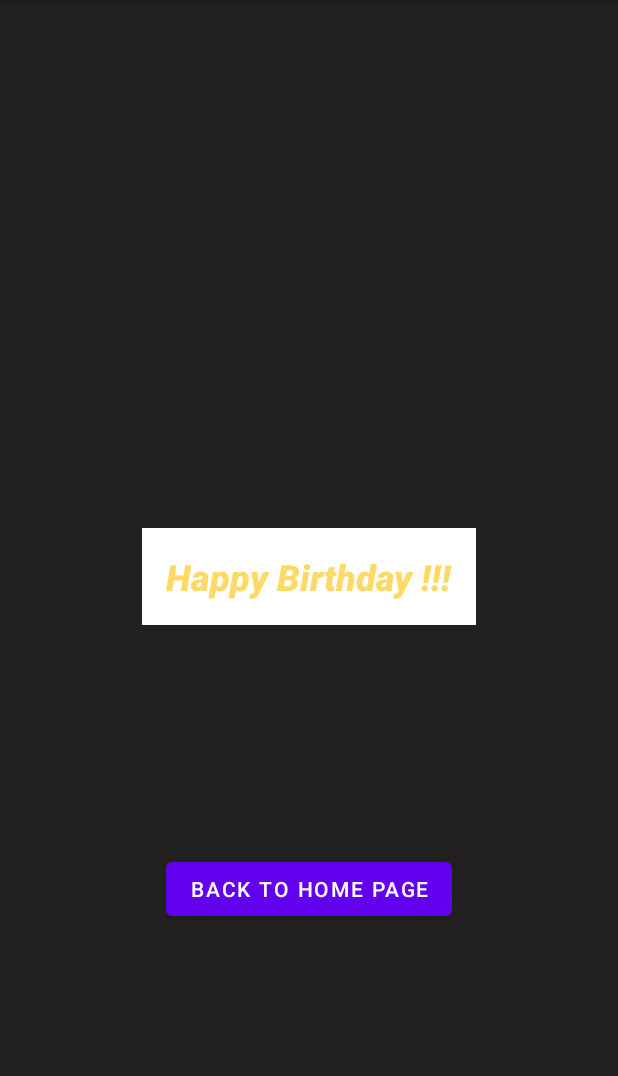
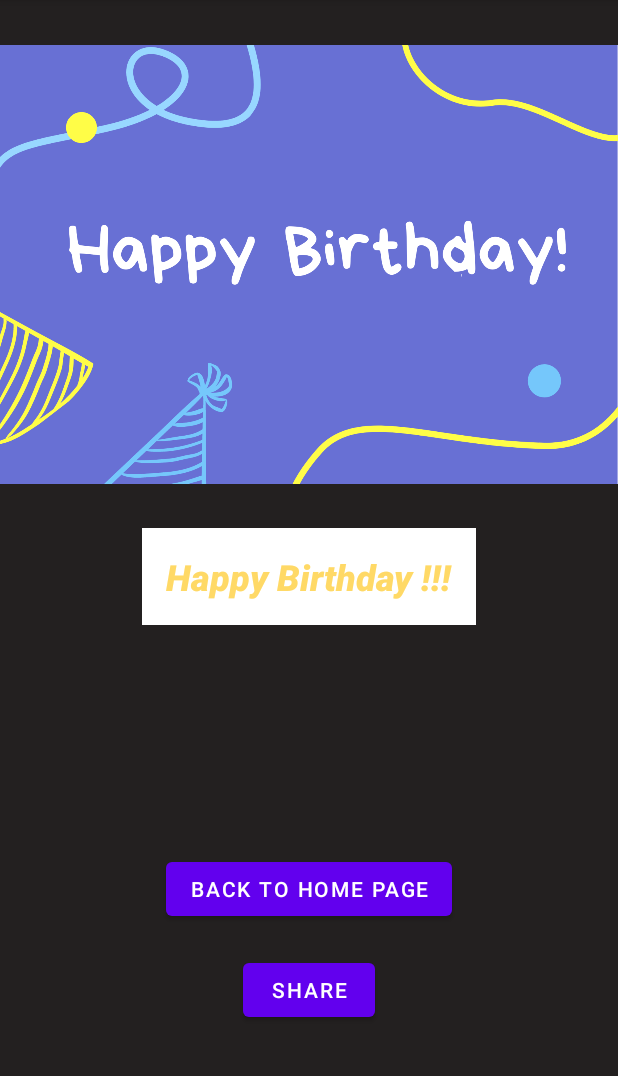
Before and after one commit to Shiv-flexhub/Birthday_card2.O, an Android app: the screen it shows after launch (LayoutOne), after a tap on "Layout 1", on a phone screen of 412 x 824 dp, the part 84-1160 px from its top. Run offline under Robolectric (Android 15) with nearby library versions, the phone set to English and light mode, and no system bars.

Commit message:
Updated the share button in all the layouts

```diff
--- a/app/src/main/java/com/example/birthday_card2o/LayoutTwo.kt
+++ b/app/src/main/java/com/example/birthday_card2o/LayoutTwo.kt
@@ -35,7 +35,7 @@ class LayoutTwo : AppCompatActivity() {
         }
 
         binding.btnShareTwo.setOnClickListener{
-                // Step 1: Create Share itent
+                // Step 1: Create Share intent
                 val intent = Intent(Intent.ACTION_SEND).setType("image/*")
 
                 // Step 2: Get Bitmap Drawable file from imageView
--- a/app/src/main/res/layout/layout_one.xml
+++ b/app/src/main/res/layout/layout_one.xml
@@ -6,6 +6,17 @@
     android:layout_height="match_parent"
     android:background="#232020"
     tools:context=".LayoutOne">
+
+    <ImageView
+        android:id="@+id/ivLayoutOne"
+        android:layout_width="match_parent"
+        android:layout_height="wrap_content"
+        android:src="@drawable/layout1"
+        app:layout_constraintBottom_toTopOf="@+id/tvReceiveOne"
+        app:layout_constraintEnd_toEndOf="parent"
+        app:layout_constraintHorizontal_bias="0.5"
+        app:layout_constraintStart_toStartOf="parent"
+        app:layout_constraintTop_toTopOf="parent" />
 
     <TextView
         android:id="@+id/tvReceiveOne"
@@ -35,4 +46,15 @@
         app:layout_constraintStart_toStartOf="parent"
         app:layout_constraintTop_toBottomOf="@+id/tvReceiveOne" />
 
+    <Button
+        android:id="@+id/btnShareOne"
+        android:layout_width="wrap_content"
+        android:layout_height="wrap_content"
+        android:text="Share"
+        app:layout_constraintBottom_toBottomOf="parent"
+        app:layout_constraintEnd_toEndOf="parent"
+        app:layout_constraintStart_toStartOf="parent"
+        app:layout_constraintTop_toBottomOf="@+id/btnLayoutOneBack"
+        app:layout_constraintVertical_bias="0.187" />
+
 </androidx.constraintlayout.widget.ConstraintLayout>
```
Also changed, not shown: app/src/main/java/com/example/birthday_card2o/LayoutFive.kt (+29 -0 lines), app/src/main/java/com/example/birthday_card2o/LayoutFour.kt (+29 -0 lines), app/src/main/java/com/example/birthday_card2o/LayoutOne.kt (+29 -0 lines), app/src/main/java/com/example/birthday_card2o/LayoutSix.kt (+29 -0 lines), app/src/main/java/com/example/birthday_card2o/LayoutThree.kt (+29 -0 lines), app/src/main/res/layout/layout_five.xml (+22 -0 lines), app/src/main/res/layout/layout_four.xml (+22 -0 lines), app/src/main/res/layout/layout_six.xml (+22 -0 lines), app/src/main/res/layout/layout_three.xml (+22 -0 lines).
